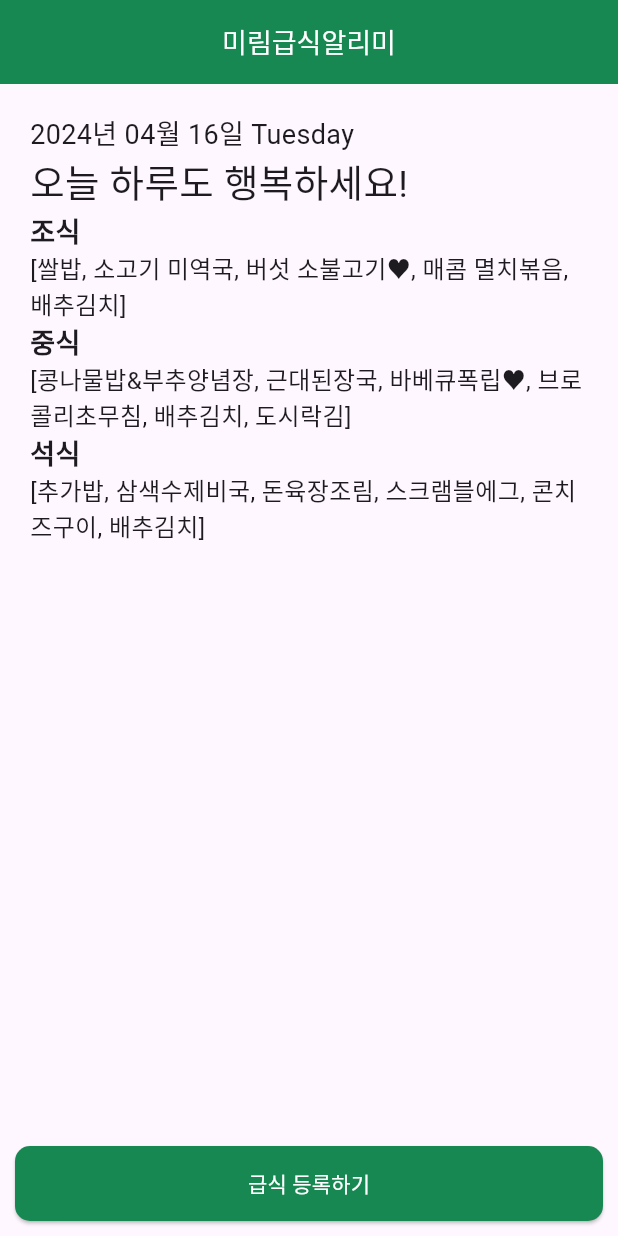
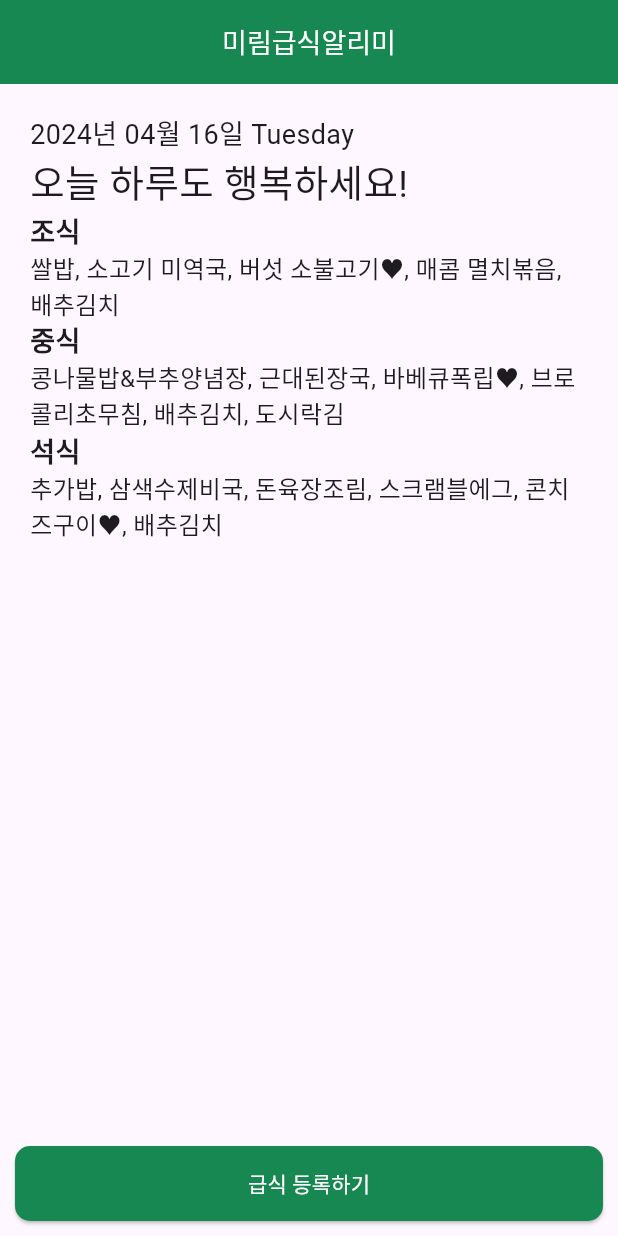
Before and after one commit to de-quei/flutter_school_meal_prac, a Flutter app: the screen it shows after launch, on a phone screen of 412 x 824 dp. Run offline on Flutter 3.47's test engine with Material 3 defaults, Android fonts, the phone set to English and light mode, and no system bars.

Commit message:
데이터 출력시 대괄호를 join으로 제거합니다.

```diff
--- a/assets/data.json
+++ b/assets/data.json
@@ -2,6 +2,6 @@
     {
         "breakfast": ["쌀밥", "소고기 미역국", "버섯 소불고기♥", "매콤 멸치볶음", "배추김치"],
         "lunch": ["콩나물밥&부추양념장", "근대된장국", "바베큐폭립♥", "브로콜리초무침", "배추김치", "도시락김"],
-        "dinner": ["추가밥", "삼색수제비국", "돈육장조림", "스크램블에그", "콘치즈구이", "배추김치"]
+        "dinner": ["추가밥", "삼색수제비국", "돈육장조림", "스크램블에그", "콘치즈구이♥", "배추김치"]
     }
 ]
--- a/lib/widgets/meal_widget.dart
+++ b/lib/widgets/meal_widget.dart
@@ -1,18 +1,23 @@
 import 'package:flutter/material.dart';
 
-class MealWidget extends StatelessWidget {
+class MealWidget extends StatefulWidget {
   final String title;
   final List<dynamic> data;
 
   const MealWidget({super.key, required this.title, required this.data});
 
   @override
+  State<MealWidget> createState() => _MealWidgetState();
+}
+
+class _MealWidgetState extends State<MealWidget> {
+  @override
   Widget build(BuildContext context) {
     return Column(
       crossAxisAlignment: CrossAxisAlignment.start,
       children: [
         Text(
-          title,
+          widget.title,
           style: const TextStyle(
             fontSize: 18,
             fontWeight: FontWeight.bold,
@@ -20,9 +25,9 @@ class MealWidget extends StatelessWidget {
         ),
         Column(
           crossAxisAlignment: CrossAxisAlignment.start,
-          children: data.map((item) {
+          children: widget.data.map((item) {
             return Text(
-              '$item',
+              '${item.join(", ")}',
               style: const TextStyle(fontSize: 16),
             );
           }).toList(),
```
